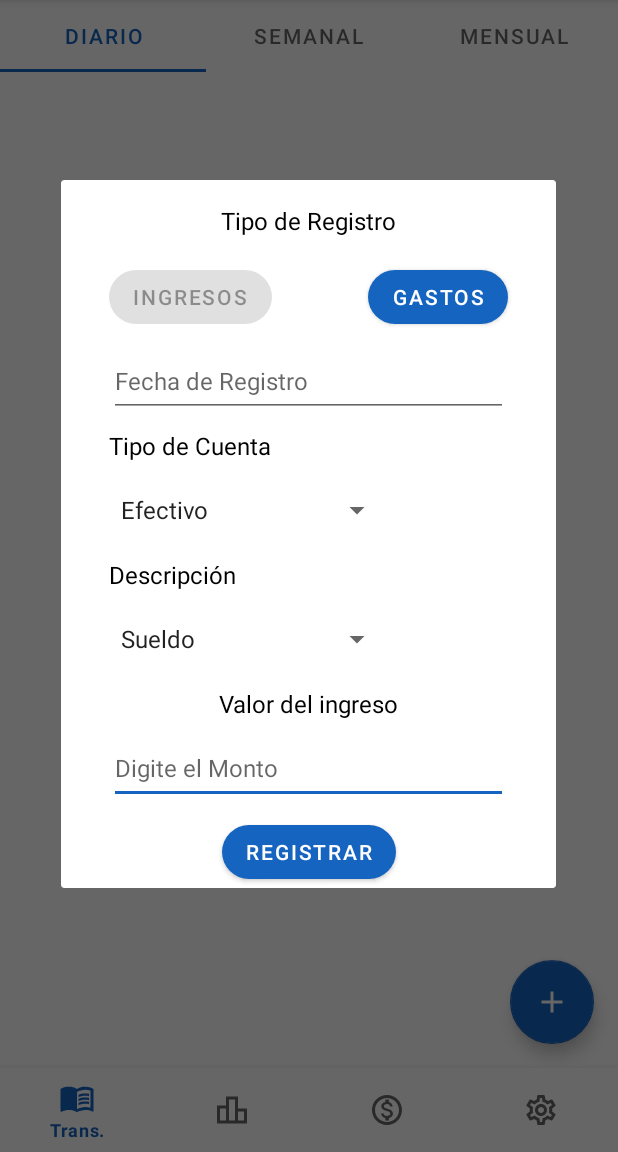
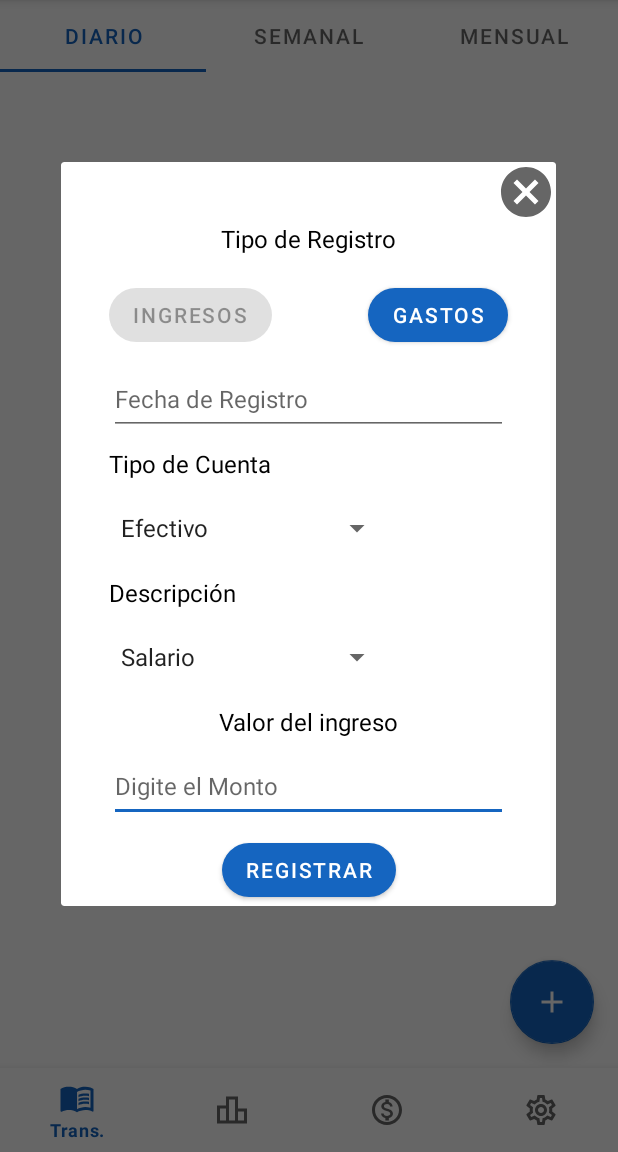
Before and after one commit to KevinMartinez1999/My-Finances, an Android app: the fragment DialogRegistroFragment placed in its activity, on a phone screen of 412 x 824 dp, the part 84-1236 px from its top. Run offline under Robolectric (Android 15) with nearby library versions, the phone set to English and light mode, and no system bars; our stand-ins replace Firebase (no records; nobody signed in at launch, a user with empty details on screens opened directly), navigation-ui.

Commit message:
SignOut and dialogRegistro commit
Signed-off-by: KevinMartinez1999 <kevin.martinez1@udea.edu.co>

```diff
--- a/app/src/main/java/com/example/myfinances/activities/MainActivity.kt
+++ b/app/src/main/java/com/example/myfinances/activities/MainActivity.kt
@@ -12,6 +12,7 @@ import androidx.navigation.ui.setupWithNavController
 import com.example.myfinances.R
 import com.example.myfinances.databinding.ActivityMainBinding
 import com.google.android.material.bottomnavigation.BottomNavigationView
+import com.google.firebase.auth.FirebaseAuth
 
 class MainActivity : AppCompatActivity() {
 
@@ -48,6 +49,7 @@ class MainActivity : AppCompatActivity() {
         when (item.itemId) {
             R.id.logout_menu -> {
                 val intent = Intent(this, LoginActivity::class.java)
+                FirebaseAuth.getInstance().signOut()
                 startActivity(intent)
                 finish()
             }
--- a/app/src/main/java/com/example/myfinances/data/server/RegistroServer.kt
+++ b/app/src/main/java/com/example/myfinances/data/server/RegistroServer.kt
@@ -2,8 +2,9 @@ package com.example.myfinances.data.server
 
 class RegistroServer (
     val id: String? =  null,
-    val date: String? = null,
+    var date: String? = null,
     val account: String? = null,
     val description: String? = null,
-    val amount: Long? = null
+    val amount: Long? = null,
+    val type: Boolean? = null
 )
--- /dev/null
+++ b/app/src/main/res/drawable/ic_cancel.xml
@@ -0,0 +1,10 @@
+<vector xmlns:android="http://schemas.android.com/apk/res/android"
+    android:width="24dp"
+    android:height="24dp"
+    android:viewportWidth="24"
+    android:viewportHeight="24"
+    android:tint="?attr/colorControlNormal">
+  <path
+      android:fillColor="@android:color/white"
+      android:pathData="M12,2C6.47,2 2,6.47 2,12s4.47,10 10,10 10,-4.47 10,-10S17.53,2 12,2zM17,15.59L15.59,17 12,13.41 8.41,17 7,15.59 10.59,12 7,8.41 8.41,7 12,10.59 15.59,7 17,8.41 13.41,12 17,15.59z"/>
+</vector>
--- a/app/src/main/res/layout/fragment_dialog_registro.xml
+++ b/app/src/main/res/layout/fragment_dialog_registro.xml
@@ -9,18 +9,31 @@
     app:layout_scrollFlags="snapMargins"
     tools:context=".fragments.sub_fragments.DialogRegistroFragment">
 
+    <ImageView
+        android:id="@+id/button_cancel"
+        android:layout_width="40dp"
+        android:layout_height="40dp"
+        android:clickable="true"
+        android:contentDescription="@string/app_name"
+        android:focusable="true"
+        android:minWidth="48dp"
+        android:minHeight="48dp"
+        android:src="@drawable/ic_cancel"
+        app:layout_constraintEnd_toEndOf="parent"
+        app:layout_constraintTop_toTopOf="parent"
+        tools:ignore="TouchTargetSizeCheck" />
+
     <TextView
         android:id="@+id/titledialog"
         android:layout_width="wrap_content"
         android:layout_height="wrap_content"
-        android:layout_marginTop="16dp"
         android:text="@string/registertype"
         android:textColor="@color/black"
         android:textSize="16sp"
         app:autoSizeTextType="uniform"
         app:layout_constraintEnd_toEndOf="parent"
         app:layout_constraintStart_toStartOf="parent"
-        app:layout_constraintTop_toTopOf="parent" />
+        app:layout_constraintTop_toBottomOf="@+id/button_cancel" />
 
 
     <Button
@@ -66,7 +79,8 @@
         android:textSize="16sp"
         app:layout_constraintEnd_toEndOf="parent"
         app:layout_constraintStart_toStartOf="parent"
-        app:layout_constraintTop_toBottomOf="@+id/buttoningreso" />
+        app:layout_constraintTop_toBottomOf="@+id/buttoningreso"
+        tools:ignore="TextContrastCheck" />
 
     <TextView
         android:id="@+id/categoryaccount"
@@ -156,7 +170,8 @@
         android:textSize="16sp"
         app:layout_constraintEnd_toEndOf="parent"
         app:layout_constraintStart_toStartOf="parent"
-        app:layout_constraintTop_toBottomOf="@+id/valuetext" />
+        app:layout_constraintTop_toBottomOf="@+id/valuetext"
+        tools:ignore="TextContrastCheck" />
 
     <Button
         android:id="@+id/registerbutton"
--- a/app/src/main/res/values/strings.xml
+++ b/app/src/main/res/values/strings.xml
@@ -45,11 +45,15 @@
     <string name="mujer">Mujer</string>
     <string name="otro">Otro</string>
     <string-array name="categorylist">
-        <item>Abarrotes</item>
-        <item>Arrendamiento</item>
-        <item>Entretenimiento</item>
-        <item>Vestimenta</item>
-        <item>Putas</item>
+        <item>Alimentación</item>
+        <item>Vivienda</item>
+        <item>Transporte</item>
+        <item>Salud y autocuidado</item>
+        <item>Entretenimiento y diversión</item>
+        <item>Vestuario</item>
+        <item>Educación</item>
+        <item>Comunicaciones</item>
+        <item>Otro gasto</item>
     </string-array>
     <string-array name="accountlist">
         <item>Efectivo</item>
@@ -57,8 +61,27 @@
         <item>Tarjeta de Crédito</item>
     </string-array>
     <string-array name="ingresoslist">
-        <item>Sueldo</item>
-        <item>Ingresos Ocasionales</item>
-        <item>Otros</item>
+        <item>Salario</item>
+        <item>Subsidio</item>
+        <item>Dinero mensual</item>
+        <item>Arriendo de bienes raíces</item>
+        <item>Comisiones</item>
+        <item>Bonos</item>
+        <item>Otro ingreso</item>
+    </string-array>
+    <string-array name="months">
+        <item>Seleccione el mes</item>
+        <item>Enero</item>
+        <item>Febrero</item>
+        <item>Marzo</item>
+        <item>Abril</item>
+        <item>Mayo</item>
+        <item>Junio</item>
+        <item>Julio</item>
+        <item>Agosto</item>
+        <item>Septiembre</item>
+        <item>Octubre</item>
+        <item>Noviembre</item>
+        <item>Diciembre</item>
     </string-array>
 </resources>
--- a/app/src/main/res/values/themes.xml
+++ b/app/src/main/res/values/themes.xml
@@ -3,7 +3,7 @@
     <style name="Theme.MyFinances" parent="Theme.MaterialComponents.DayNight.DarkActionBar">
         <!-- Primary brand color. -->
         <item name="colorPrimary">@color/md_blue_800</item>
-        <item name="colorPrimaryVariant">@color/md_blue_400</item>
+        <item name="colorPrimaryVariant">@color/md_blue_800</item>
         <item name="colorOnPrimary">@color/white</item>
         <!-- Secondary brand color. -->
         <item name="colorSecondary">@color/md_blue_800</item>
```
Also changed, not shown: app/src/main/java/com/example/myfinances/activities/SplashActivity.kt (+21 -1 lines), app/src/main/java/com/example/myfinances/fragments/sub_fragments/DialogRegistroFragment.kt (+13 -5 lines).
